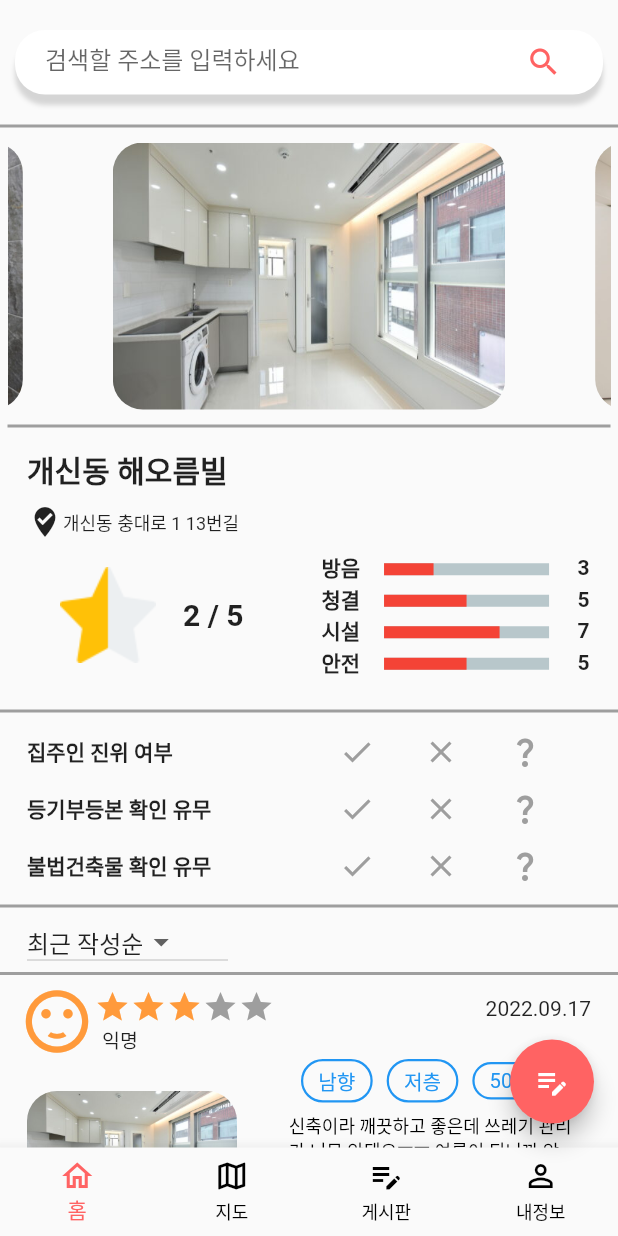
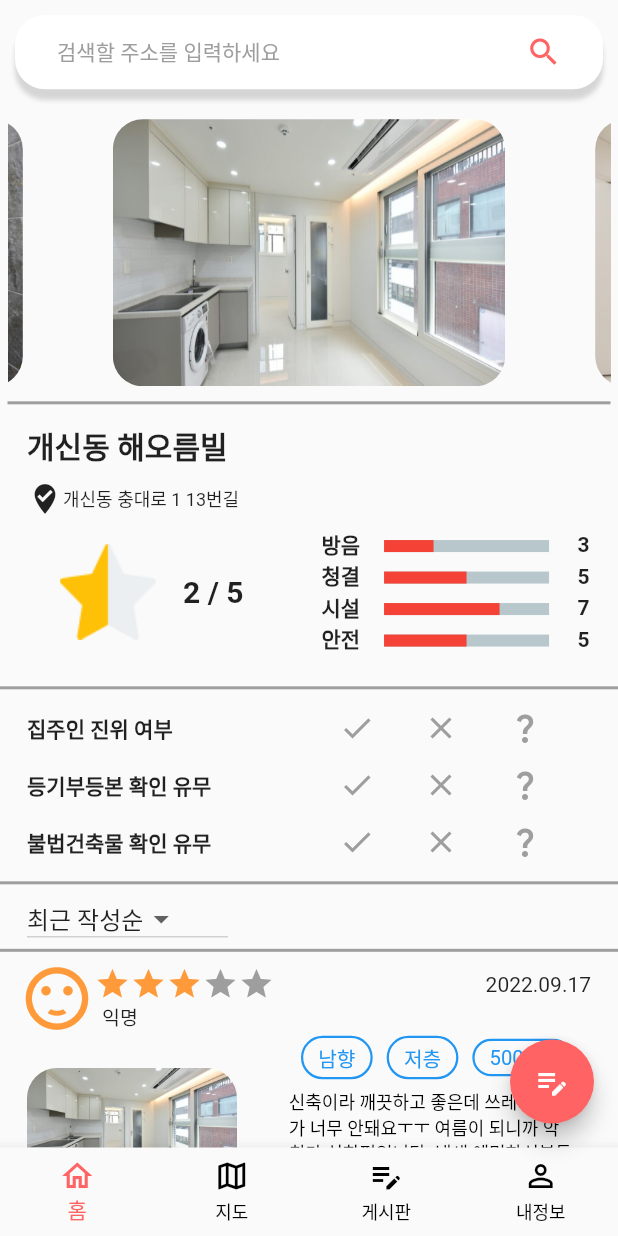
Before and after one commit to lookinmin/viewing, a Flutter app: the Home screen opened directly, after a tap on "보러가기", on a phone screen of 412 x 824 dp. Run offline on Flutter 3.47's test engine with Material 2 defaults, Android fonts, the phone set to English and light mode, and no system bars; drawn by our look-alikes of carousel_slider, percent_indicator; our stand-ins replace flutter_rating_bar, geolocator, webview_flutter; missing offline and left inert: dart:html, kakaomap_webview, kpostal.

Commit message:
오류 수정 및 주소 검색 추가 이미지 안나오는 오류 수정 주소검색 모듈 사용해서 주소검색 추가

```diff
--- a/viewing/lib/board/board.dart
+++ b/viewing/lib/board/board.dart
@@ -239,7 +239,7 @@ class Board extends StatelessWidget {
 
 Widget logo() {
   return Image.asset(
-    'images/mark.jpg',
+    'assets/images/mark.jpg',
   );
 }
 
--- a/viewing/lib/main.dart
+++ b/viewing/lib/main.dart
@@ -9,10 +9,9 @@ import './writing/writingboard.dart';
 import './mypage/mypage.dart';
 import './startpage/splash_screen.dart';
 import 'package:flutter/services.dart';
+import 'package:kpostal/kpostal.dart';
 
 void main() {
-  SystemChrome.setSystemUIOverlayStyle(
-      SystemUiOverlayStyle(statusBarColor: Color.fromARGB(200, 255, 255, 255)));
   runApp(const Viewing());
 }
 
@@ -22,6 +21,9 @@ class Viewing extends StatelessWidget {
   // This widget is the root of your application.
   @override
   Widget build(BuildContext context) {
+    SystemChrome.setSystemUIOverlayStyle(SystemUiOverlayStyle(
+      statusBarColor: Colors.transparent, // 투명색
+    ));
     return MaterialApp(
       debugShowCheckedModeBanner: false,
       title: 'Flutter Demo',
@@ -86,7 +88,7 @@ class _HomeState extends State<Home> {
                       flex: 1, fit: FlexFit.tight, child: AddressSearch())
                   : Container(),
               Expanded(
-                flex: 8,
+                flex: 10,
                 child: IndexedStack(
                   index: currentIdx,
                   children: _pages.map((page) {
@@ -152,7 +154,7 @@ class _HomeState extends State<Home> {
       onPressed: () {
         showModalBottomSheet<void>(
           context: context,
-          backgroundColor: Color.fromARGB(255, 31, 31, 31),
+          backgroundColor: Colors.white,
           shape: RoundedRectangleBorder(
               side: BorderSide.none,
               borderRadius: BorderRadius.only(
@@ -246,15 +248,9 @@ class AddressSearch extends StatelessWidget {
   @override
   Widget build(BuildContext context) {
     return Container(
-      height: 70,
-      decoration: BoxDecoration(
-          border: Border(
-              bottom: BorderSide(
-        color: Colors.grey,
-        width: 2.0,
-      ))),
+      height: 50,
       child: Container(
-        margin: EdgeInsets.symmetric(horizontal: 10, vertical: 20),
+        margin: EdgeInsets.symmetric(horizontal: 10, vertical: 10),
         padding: EdgeInsets.symmetric(horizontal: 20),
         decoration: BoxDecoration(
             color: Colors.white,
@@ -270,11 +266,19 @@ class AddressSearch extends StatelessWidget {
             Row(mainAxisAlignment: MainAxisAlignment.spaceBetween, children: [
           Flexible(
             flex: 8,
-            child: TextField(
-              decoration: InputDecoration(
-                border: InputBorder.none,
-                hintText: '검색할 주소를 입력하세요',
-              ),
+            child: TextButton(
+              onPressed: () async {
+                await Navigator.push(
+                    context,
+                    MaterialPageRoute(
+                      builder: (_) => KpostalView(
+                        callback: (Kpostal result) {
+                          print(result.address);
+                        },
+                      ),
+                    ));
+              },
+              child: Text('검색할 주소를 입력하세요',style: TextStyle(color: Colors.grey),),
             ),
           ),
           Expanded(
--- a/viewing/lib/mainpage/home.dart
+++ b/viewing/lib/mainpage/home.dart
@@ -29,9 +29,9 @@ void main() {
 class MainHome extends StatelessWidget {
   MainHome({Key? key}) : super(key: key);
   List<String> eventImg = [
-    "/images/event1.png",
-    "/images/event2.png",
-    "/images/event3.png",
+    "assets/images/event1.png",
+    "assets/images/event2.png",
+    "assets/images/event3.png",
     "assets/coffee.png",
     "assets/coffee.png",
     "assets/coffee.png",
--- a/viewing/lib/startpage/login_screen.dart
+++ b/viewing/lib/startpage/login_screen.dart
@@ -79,7 +79,7 @@ class _LoginState extends State<Login> {
                     Navigator.push(context,
                         MaterialPageRoute(builder: (context) => Home()));
                   },
-                  child: Image.asset('/images/kakao_login_large_Kor.png'),
+                  child: Image.asset('assets/images/kakao_login_large_Kor.png'),
                 ),
                 SizedBox(
                   height: screenHeight * 0.03,
--- a/viewing/lib/startpage/splash_screen.dart
+++ b/viewing/lib/startpage/splash_screen.dart
@@ -32,7 +32,7 @@ class _SplashState extends State<Splash> {
           children: [
             SizedBox(height: screenHeight * 0.22),
             Image.asset(
-              '/images/logo2-5white.png', //종원아 경로 assets부터 하니까 이미지오류떠 힝
+              'assets/images/logo2-5white.png', //종원아 경로 assets부터 하니까 이미지오류떠 힝-> 해결
               height: screenWidth * 0.5,
               width: screenHeight * 0.5,
             ),
--- a/viewing/pubspec.yaml
+++ b/viewing/pubspec.yaml
@@ -39,6 +39,7 @@ dependencies:
   geolocator: ^9.0.1
   carousel_slider: ^4.1.1
   flutter_rating_bar: ^4.0.1
+  kpostal: ^0.5.1
 
 dev_dependencies:
   flutter_test:
```
